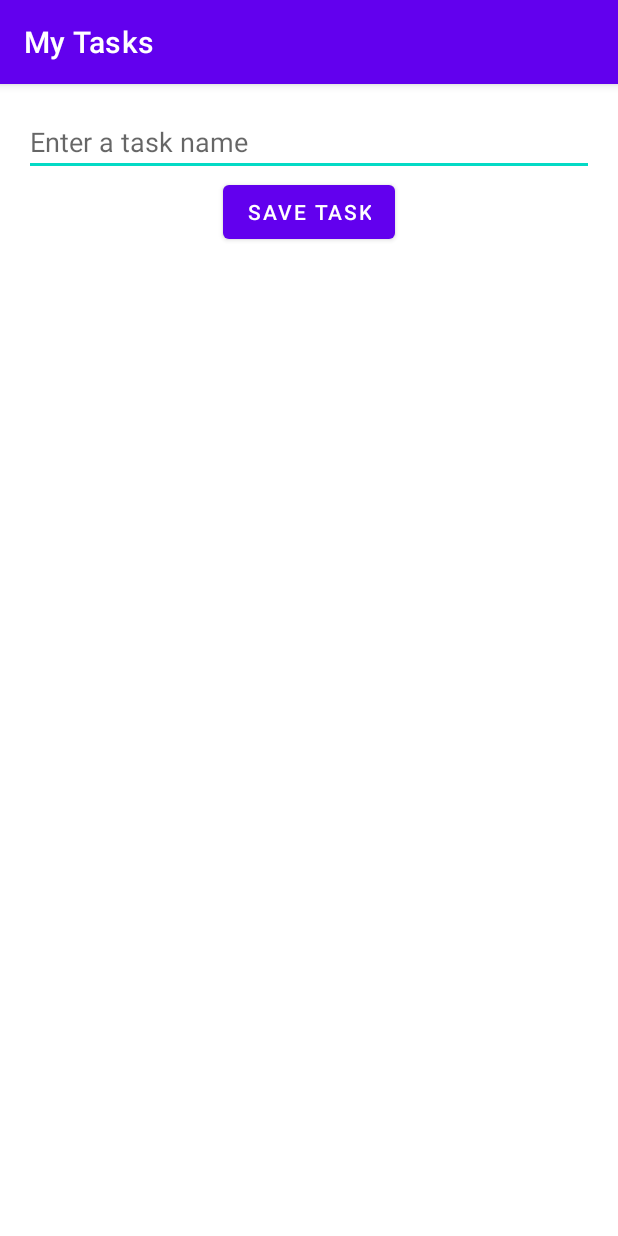
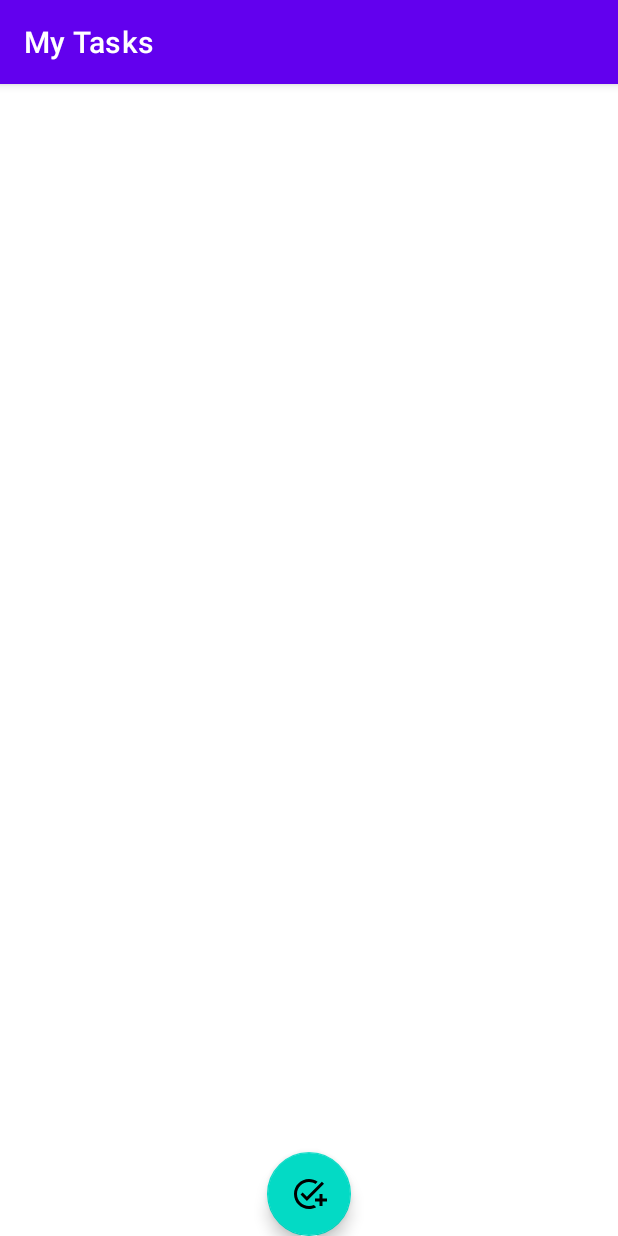
Before and after one commit to dunghoangtrung125/My-Tasks, an Android app: the screen it shows after launch (MainActivity), on a phone screen of 412 x 824 dp. Run offline under Robolectric (Android 15) with nearby library versions, the phone set to English and light mode, and no system bars; our stand-ins replace Room's generated code, data binding.

Commit message:
Add add task fragment

```diff
--- a/app/build.gradle
+++ b/app/build.gradle
@@ -33,6 +33,7 @@ android {
 
 dependencies {
     def room_version = "2.4.3"
+    def nav_version = "2.5.1"
 
     // Room database
     implementation "androidx.room:room-runtime:$room_version"
@@ -47,4 +48,8 @@ dependencies {
 
     // Recycler view
     implementation "androidx.recyclerview:recyclerview:1.2.1"
+    // Navigation
+    implementation "androidx.navigation:navigation-fragment:$nav_version"
+    implementation "androidx.navigation:navigation-ui:$nav_version"
+
 }
--- a/app/src/main/java/com/trungdunghoang125/mytasks/view/MainActivity.java
+++ b/app/src/main/java/com/trungdunghoang125/mytasks/view/MainActivity.java
@@ -1,6 +1,8 @@
 package com.trungdunghoang125.mytasks.view;
 
 import androidx.appcompat.app.AppCompatActivity;
+import androidx.navigation.NavController;
+import androidx.navigation.fragment.NavHostFragment;
 
 import android.os.Bundle;
 
--- a/app/src/main/java/com/trungdunghoang125/mytasks/view/TasksFragment.java
+++ b/app/src/main/java/com/trungdunghoang125/mytasks/view/TasksFragment.java
@@ -6,15 +6,14 @@ import android.view.View;
 import android.view.ViewGroup;
 
 import androidx.fragment.app.Fragment;
-import androidx.lifecycle.Observer;
 import androidx.lifecycle.ViewModelProvider;
+import androidx.navigation.NavController;
+import androidx.navigation.Navigation;
 
+import com.trungdunghoang125.mytasks.R;
 import com.trungdunghoang125.mytasks.adapter.TaskItemAdapter;
 import com.trungdunghoang125.mytasks.databinding.FragmentTasksBinding;
-import com.trungdunghoang125.mytasks.model.Task;
 import com.trungdunghoang125.mytasks.viewModel.TasksViewModel;
-
-import java.util.List;
 
 public class TasksFragment extends Fragment {
     private FragmentTasksBinding binding;
@@ -47,6 +46,14 @@ public class TasksFragment extends Fragment {
             adapter.submitList(tasks);
         });
 
+        binding.fab.setOnClickListener(new View.OnClickListener() {
+            @Override
+            public void onClick(View view) {
+                NavController navController = Navigation.findNavController(getActivity(), R.id.nav_host_fragment);
+                navController.navigate(R.id.action_tasksFragment_to_addTaskFragment);
+            }
+        });
+
         return view;
     }
 
--- /dev/null
+++ b/app/src/main/res/drawable/ic_add_task.xml
@@ -0,0 +1,5 @@
+<vector android:height="24dp" android:tint="#000000"
+    android:viewportHeight="24" android:viewportWidth="24"
+    android:width="24dp" xmlns:android="http://schemas.android.com/apk/res/android">
+    <path android:fillColor="@android:color/white" android:pathData="M22,5.18L10.59,16.6l-4.24,-4.24l1.41,-1.41l2.83,2.83l10,-10L22,5.18zM12,20c-4.41,0 -8,-3.59 -8,-8s3.59,-8 8,-8c1.57,0 3.04,0.46 4.28,1.25l1.45,-1.45C16.1,2.67 14.13,2 12,2C6.48,2 2,6.48 2,12s4.48,10 10,10c1.73,0 3.36,-0.44 4.78,-1.22l-1.5,-1.5C14.28,19.74 13.17,20 12,20zM19,15h-3v2h3v3h2v-3h3v-2h-3v-3h-2V15z"/>
+</vector>
--- a/app/src/main/res/layout/activity_main.xml
+++ b/app/src/main/res/layout/activity_main.xml
@@ -1,11 +1,12 @@
 <?xml version="1.0" encoding="utf-8"?>
-<androidx.fragment.app.FragmentContainerView xmlns:android="http://schemas.android.com/apk/res/android"
-    xmlns:tools="http://schemas.android.com/tools"
-    android:id="@+id/fragment_container_view"
+<androidx.fragment.app.FragmentContainerView
+    xmlns:android="http://schemas.android.com/apk/res/android"
+    xmlns:app="http://schemas.android.com/apk/res-auto"
+    android:id="@+id/nav_host_fragment"
+    android:name="androidx.navigation.fragment.NavHostFragment"
     android:layout_width="match_parent"
     android:layout_height="match_parent"
-    android:padding="16dp"
-    android:name="com.trungdunghoang125.mytasks.view.TasksFragment"
-    tools:context=".view.MainActivity">
+    app:defaultNavHost="true"
+    app:navGraph="@navigation/nav_graph">
 
 </androidx.fragment.app.FragmentContainerView>
--- a/app/src/main/res/layout/fragment_tasks.xml
+++ b/app/src/main/res/layout/fragment_tasks.xml
@@ -11,25 +11,15 @@
             type="com.trungdunghoang125.mytasks.viewModel.TasksViewModel" />
     </data>
 
+    <androidx.coordinatorlayout.widget.CoordinatorLayout
+        android:layout_width="match_parent"
+        android:layout_height="match_parent">
+
         <LinearLayout
+            android:id="@+id/linear"
             android:layout_width="match_parent"
             android:layout_height="match_parent"
             android:orientation="vertical">
-
-        <EditText
-            android:id="@+id/tv_task_name"
-            android:layout_width="match_parent"
-            android:layout_height="wrap_content"
-            android:hint="Enter a task name"
-            android:text="@={viewModel.newTaskName}" />
-
-        <Button
-            android:id="@+id/btn_save_task"
-            android:layout_width="wrap_content"
-            android:layout_height="wrap_content"
-            android:layout_gravity="center"
-            android:onClick="@{() -> viewModel.addTask()}"
-            android:text="Save task" />
 
             <androidx.recyclerview.widget.RecyclerView
                 android:id="@+id/rc_view_tasks_list"
@@ -37,8 +27,18 @@
                 android:layout_height="0dp"
                 android:layout_weight="1"
                 app:layoutManager="androidx.recyclerview.widget.GridLayoutManager"
-            app:spanCount="2" />
+                app:spanCount="2"/>
 
         </LinearLayout>
 
+        <com.google.android.material.floatingactionbutton.FloatingActionButton
+            android:id="@+id/fab"
+            android:layout_width="wrap_content"
+            android:layout_height="wrap_content"
+            android:src="@drawable/ic_add_task"
+            app:layout_anchor="@id/linear"
+            app:layout_anchorGravity="bottom|center" />
+
+    </androidx.coordinatorlayout.widget.CoordinatorLayout>
+
 </layout>
--- /dev/null
+++ b/app/src/main/res/navigation/nav_graph.xml
@@ -0,0 +1,25 @@
+<?xml version="1.0" encoding="utf-8"?>
+<navigation xmlns:android="http://schemas.android.com/apk/res/android"
+    xmlns:app="http://schemas.android.com/apk/res-auto"
+    xmlns:tools="http://schemas.android.com/tools"
+    android:id="@+id/nav_graph"
+    app:startDestination="@id/tasksFragment">
+
+    <fragment
+        android:id="@+id/tasksFragment"
+        android:name="com.trungdunghoang125.mytasks.view.TasksFragment"
+        android:label="fragment_tasks"
+        tools:layout="@layout/fragment_tasks" >
+        <action
+            android:id="@+id/action_tasksFragment_to_addTaskFragment"
+            app:destination="@id/addTaskFragment" />
+    </fragment>
+    <fragment
+        android:id="@+id/addTaskFragment"
+        android:name="com.trungdunghoang125.mytasks.view.AddTaskFragment"
+        android:label="AddTaskFragment" >
+        <action
+            android:id="@+id/action_addTaskFragment_to_tasksFragment"
+            app:destination="@id/tasksFragment" />
+    </fragment>
+</navigation>
```
Also changed, not shown: app/src/main/java/com/trungdunghoang125/mytasks/view/AddTaskFragment.java (added, +53 -0 lines), app/src/main/java/com/trungdunghoang125/mytasks/viewModel/AddTaskViewModel.java (added, +27 -0 lines), app/src/main/java/com/trungdunghoang125/mytasks/viewModel/TasksViewModel.java (+0 -7 lines), app/src/main/res/layout/fragment_add_task.xml (added, +37 -0 lines). Lines whose indentation alone changed are shown as unchanged.
